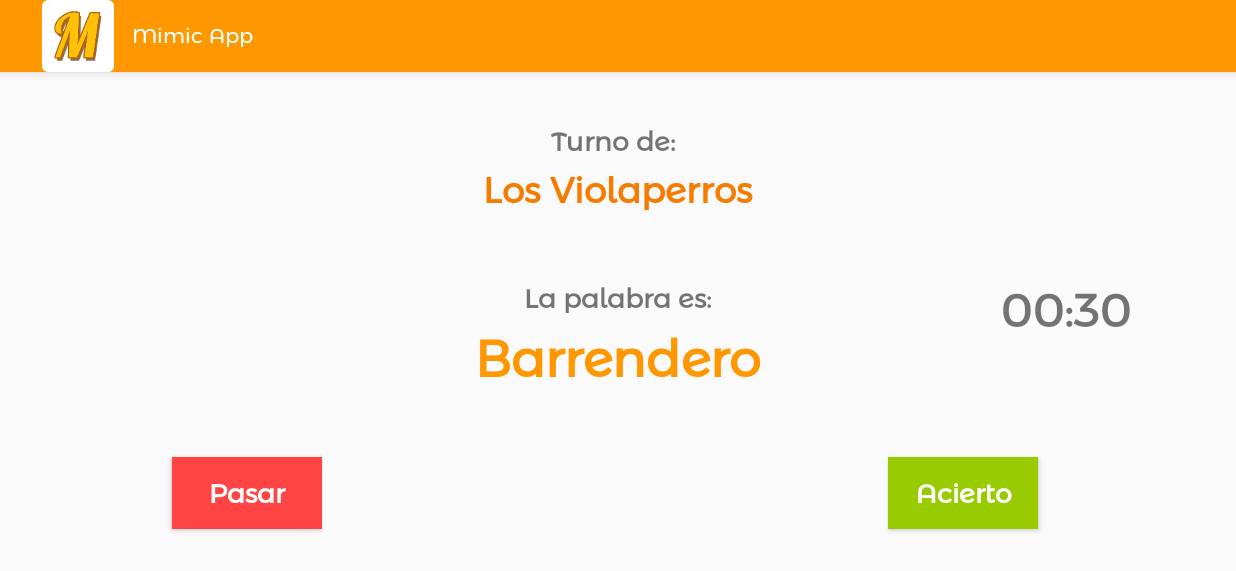
After one commit to romero728/MimicAppMobile, an Android app: the GameActivity screen opened directly, with no data from a screen before it, on a phone screen of 824 x 412 dp (held sideways). The commit adds this screen. Shown: the top 571 px of the screen. Run offline under Robolectric (Android 15) with nearby library versions, the light colour scheme and no system bars; 1 statement that could not run was skipped.

Commit message:
C25 - Creación de GameAcvivity y modificación de manifest - Se solucionan warnings de manifest.xml - Se crea GameActivity - Se agrega la orientación horizontal a GameActivity en el manifest.xml - Se modifica layout de GameActivity integrando los componentes necesarios - Se añade icono en la parte superior de GameActivity - Se anula la función de botón atrás - Se genera método goToGame() en SettingsGame para acceder a la pantalla GameActivity *- Se cambian letras que estaban en mayúscula en CategoryActivity

```diff
--- a/app/src/main/AndroidManifest.xml
+++ b/app/src/main/AndroidManifest.xml
@@ -12,7 +12,6 @@
         android:supportsRtl="true"
         android:theme="@style/AppTheme"
         tools:ignore="GoogleAppIndexingWarning">
-        <activity android:name=".CategoryActivity"></activity>
         <activity
             android:name=".SplashScreenActivity"
             android:theme="@style/AppFullScreenTheme">
@@ -26,18 +25,24 @@
         <activity android:name=".MainActivity" />
         <activity
             android:name=".NewGameActivity"
-            android:parentActivityName=".MainActivity">
+            android:parentActivityName=".MainActivity"
+            tools:targetApi="jelly_bean">
             <meta-data
                 android:name="android.support.PARENT_ACTIVITY"
                 android:value=".MainActivity" />
         </activity>
         <activity
             android:name=".SettingsGameActivity"
-            android:parentActivityName=".NewGameActivity">
+            android:parentActivityName=".NewGameActivity"
+            tools:targetApi="jelly_bean">
             <meta-data
                 android:name="android.support.PARENT_ACTIVITY"
                 android:value=".NewGameActivity" />
         </activity>
+        <activity
+            android:name=".GameActivity"
+            android:screenOrientation="sensorLandscape" />
+        <activity android:name=".CategoryActivity" />
 
         <meta-data
             android:name="preloaded_fonts"
--- /dev/null
+++ b/app/src/main/java/com/mimicapp/GameActivity.java
@@ -0,0 +1,27 @@
+package com.mimicapp;
+
+import android.os.Build;
+import android.support.v7.app.AppCompatActivity;
+import android.os.Bundle;
+
+import java.util.Objects;
+
+public class GameActivity extends AppCompatActivity {
+
+    @Override
+    protected void onCreate(Bundle savedInstanceState) {
+        super.onCreate(savedInstanceState);
+        setContentView(R.layout.activity_game);
+
+        if (Build.VERSION.SDK_INT >= Build.VERSION_CODES.KITKAT) {
+            Objects.requireNonNull(getSupportActionBar()).setDisplayShowHomeEnabled(true);
+            Objects.requireNonNull(getSupportActionBar()).setDisplayHomeAsUpEnabled(false);
+            getSupportActionBar().setIcon(R.mipmap.ic_myicon);
+        }
+    }
+
+    @Override
+    public void onBackPressed() {
+
+    }
+}
--- a/app/src/main/java/com/mimicapp/LoginActivity.java
+++ b/app/src/main/java/com/mimicapp/LoginActivity.java
@@ -110,17 +110,6 @@ public class LoginActivity extends AppCompatActivity {
             Intent intent = new Intent(this, MainActivity.class);
             startActivity(intent);
             finish();
-
-            /*userEmail = account.getEmail();
-            userName = account.getDisplayName();
-
-            spEditor  = sharedPreferences.edit();
-            spEditor.putString("urlKey", url);
-            spEditor.putString("emailKey", userEmail);
-            spEditor.putString("nameKey", userName);
-            spEditor.apply();
-
-            new UserRegister(this).execute(url, userEmail, userName);*/
         }
     }
 
--- a/app/src/main/java/com/mimicapp/MainActivity.java
+++ b/app/src/main/java/com/mimicapp/MainActivity.java
@@ -87,7 +87,6 @@ public class MainActivity extends AppCompatActivity implements GoogleApiClient.O
             Intent intent = new Intent(this, LoginActivity.class);
             startActivity(intent);
         }
-
 
         btnNewGame.setOnClickListener(new View.OnClickListener() {
             @Override
--- a/app/src/main/java/com/mimicapp/SettingsGameActivity.java
+++ b/app/src/main/java/com/mimicapp/SettingsGameActivity.java
@@ -1,6 +1,7 @@
 package com.mimicapp;
 
 import android.content.Context;
+import android.content.Intent;
 import android.content.SharedPreferences;
 import android.os.Build;
 import android.support.constraint.ConstraintLayout;
@@ -125,11 +126,7 @@ public class SettingsGameActivity extends AppCompatActivity {
         btnNext.setOnClickListener(new View.OnClickListener() {
             @Override
             public void onClick(View view) {
-                editorSettingsGame = spSettingsGame.edit();
-                editorSettingsGame.putString("kindCategoryKey", kindCategorySelected);
-                editorSettingsGame.putString("categoryKey", categorySelected);
-                editorSettingsGame.putString("timeKey", timeSelected);
-                editorSettingsGame.apply();
+                goToGame();
             }
         });
     }
@@ -189,6 +186,17 @@ public class SettingsGameActivity extends AppCompatActivity {
         params.topToBottom = R.id.sSGKindCategory;
     }
 
+    public void goToGame() {
+        editorSettingsGame = spSettingsGame.edit();
+        editorSettingsGame.putString("kindCategoryKey", kindCategorySelected);
+        editorSettingsGame.putString("categoryKey", categorySelected);
+        editorSettingsGame.putString("timeKey", timeSelected);
+        editorSettingsGame.apply();
+
+        Intent intent = new Intent(this, GameActivity.class);
+        startActivity(intent);
+    }
+
     @Override
     public void onBackPressed() {
 
--- a/app/src/main/res/layout/activity_category.xml
+++ b/app/src/main/res/layout/activity_category.xml
@@ -15,7 +15,7 @@
         android:layout_marginTop="116dp"
         android:layout_marginEnd="8dp"
         android:layout_marginRight="8dp"
-        android:text="Selecciona una Opción"
+        android:text="Selecciona una opción"
         android:textSize="24sp"
         app:fontFamily="@font/montserrat_alternates"
         app:layout_constraintEnd_toEndOf="parent"
@@ -33,7 +33,7 @@
         android:layout_marginEnd="8dp"
         android:layout_marginRight="8dp"
         android:background="@color/colorPrimary"
-        android:text="Crear Categoría"
+        android:text="Crear categoría"
         android:textAllCaps="false"
         android:textColor="@android:color/background_light"
         android:textSize="18sp"
@@ -41,7 +41,7 @@
         app:layout_constraintEnd_toEndOf="parent"
         app:layout_constraintHorizontal_bias="0.498"
         app:layout_constraintStart_toStartOf="parent"
-        app:layout_constraintTop_toBottomOf="@+id/tvCategories"/>
+        app:layout_constraintTop_toBottomOf="@+id/tvCategories" />
 
     <Button
         android:id="@+id/btnSeeCategories"
--- /dev/null
+++ b/app/src/main/res/layout/activity_game.xml
@@ -0,0 +1,141 @@
+<?xml version="1.0" encoding="utf-8"?>
+<android.support.constraint.ConstraintLayout xmlns:android="http://schemas.android.com/apk/res/android"
+    xmlns:app="http://schemas.android.com/apk/res-auto"
+    xmlns:tools="http://schemas.android.com/tools"
+    android:layout_width="match_parent"
+    android:layout_height="match_parent"
+    tools:context=".GameActivity">
+
+    <TextView
+        android:id="@+id/tvGLabel1"
+        android:layout_width="wrap_content"
+        android:layout_height="wrap_content"
+        android:layout_marginStart="8dp"
+        android:layout_marginLeft="8dp"
+        android:layout_marginTop="32dp"
+        android:layout_marginEnd="8dp"
+        android:layout_marginRight="8dp"
+        android:text="Turno de: "
+        android:textSize="18sp"
+        android:textStyle="bold"
+        app:layout_constraintEnd_toEndOf="parent"
+        app:layout_constraintHorizontal_bias="0.499"
+        app:layout_constraintStart_toStartOf="parent"
+        app:layout_constraintTop_toTopOf="parent" />
+
+    <TextView
+        android:id="@+id/tvNameTeam"
+        android:layout_width="wrap_content"
+        android:layout_height="wrap_content"
+        android:layout_marginStart="8dp"
+        android:layout_marginLeft="8dp"
+        android:layout_marginEnd="8dp"
+        android:layout_marginRight="8dp"
+        android:text="Los Violaperros"
+        android:textAllCaps="false"
+        android:textColor="@color/colorPrimaryDark"
+        android:textSize="24sp"
+        android:textStyle="bold"
+        app:layout_constraintEnd_toEndOf="parent"
+        app:layout_constraintStart_toStartOf="parent"
+        app:layout_constraintTop_toBottomOf="@+id/tvGLabel1" />
+
+    <TextView
+        android:id="@+id/tvGLabel2"
+        android:layout_width="wrap_content"
+        android:layout_height="wrap_content"
+        android:layout_marginStart="8dp"
+        android:layout_marginLeft="8dp"
+        android:layout_marginTop="40dp"
+        android:layout_marginEnd="8dp"
+        android:layout_marginRight="8dp"
+        android:text="La palabra es:"
+        android:textSize="18sp"
+        android:textStyle="bold"
+        app:layout_constraintEnd_toEndOf="parent"
+        app:layout_constraintStart_toStartOf="parent"
+        app:layout_constraintTop_toBottomOf="@+id/tvNameTeam" />
+
+    <TextView
+        android:id="@+id/tvWord"
+        android:layout_width="wrap_content"
+        android:layout_height="wrap_content"
+        android:layout_marginStart="8dp"
+        android:layout_marginLeft="8dp"
+        android:layout_marginEnd="8dp"
+        android:layout_marginRight="8dp"
+        android:text="Barrendero"
+        android:textColor="@color/colorPrimary"
+        android:textSize="34sp"
+        android:textStyle="bold"
+        app:layout_constraintEnd_toEndOf="parent"
+        app:layout_constraintStart_toStartOf="parent"
+        app:layout_constraintTop_toBottomOf="@+id/tvGLabel2" />
+
+    <TextView
+        android:id="@+id/tvTime"
+        android:layout_width="wrap_content"
+        android:layout_height="wrap_content"
+        android:layout_marginStart="8dp"
+        android:layout_marginLeft="8dp"
+        android:layout_marginTop="8dp"
+        android:layout_marginEnd="8dp"
+        android:layout_marginRight="8dp"
+        android:layout_marginBottom="8dp"
+        android:text="00:30"
+        android:textSize="30sp"
+        android:textStyle="bold"
+        app:layout_constraintBottom_toBottomOf="parent"
+        app:layout_constraintEnd_toEndOf="parent"
+        app:layout_constraintHorizontal_bias="0.914"
+        app:layout_constraintStart_toStartOf="parent"
+        app:layout_constraintTop_toTopOf="parent"
+        app:layout_constraintVertical_bias="0.423" />
+
+    <Button
+        android:id="@+id/btnPass"
+        android:layout_width="100dp"
+        android:layout_height="wrap_content"
+        android:layout_marginStart="8dp"
+        android:layout_marginLeft="8dp"
+        android:layout_marginTop="8dp"
+        android:layout_marginEnd="8dp"
+        android:layout_marginRight="8dp"
+        android:layout_marginBottom="8dp"
+        android:background="@android:color/holo_red_light"
+        android:text="Pasar"
+        android:textAllCaps="false"
+        android:textColor="@android:color/background_light"
+        android:textSize="18sp"
+        android:textStyle="bold"
+        app:layout_constraintBottom_toBottomOf="parent"
+        app:layout_constraintEnd_toEndOf="parent"
+        app:layout_constraintHorizontal_bias="0.151"
+        app:layout_constraintStart_toStartOf="parent"
+        app:layout_constraintTop_toTopOf="parent"
+        app:layout_constraintVertical_bias="0.829" />
+
+    <Button
+        android:id="@+id/btnCorrect"
+        android:layout_width="100dp"
+        android:layout_height="wrap_content"
+        android:layout_marginStart="8dp"
+        android:layout_marginLeft="8dp"
+        android:layout_marginTop="8dp"
+        android:layout_marginEnd="8dp"
+        android:layout_marginRight="8dp"
+        android:layout_marginBottom="8dp"
+        android:background="@android:color/holo_green_light"
+        android:text="Acierto"
+        android:textAllCaps="false"
+        android:textColor="@android:color/background_light"
+        android:textSize="18sp"
+        android:textStyle="bold"
+        app:layout_constraintBottom_toBottomOf="parent"
+        app:layout_constraintEnd_toEndOf="parent"
+        app:layout_constraintHorizontal_bias="0.825"
+        app:layout_constraintStart_toStartOf="parent"
+        app:layout_constraintTop_toTopOf="parent"
+        app:layout_constraintVertical_bias="0.829" />
+
+</android.support.constraint.ConstraintLayout>
```
